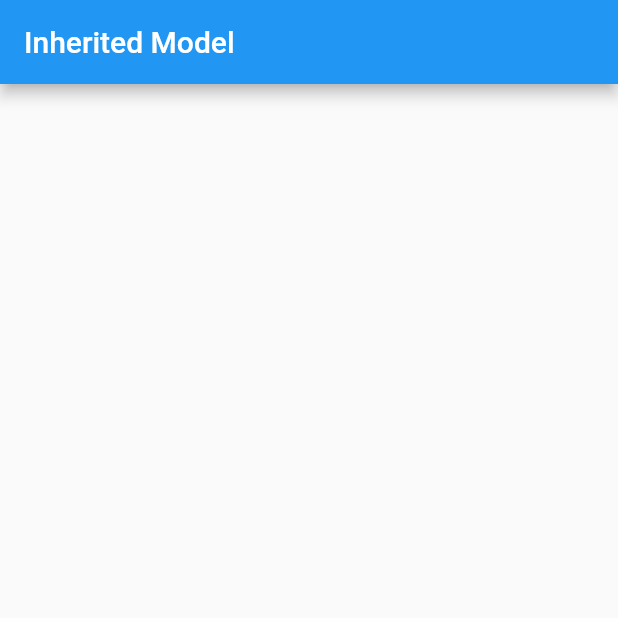
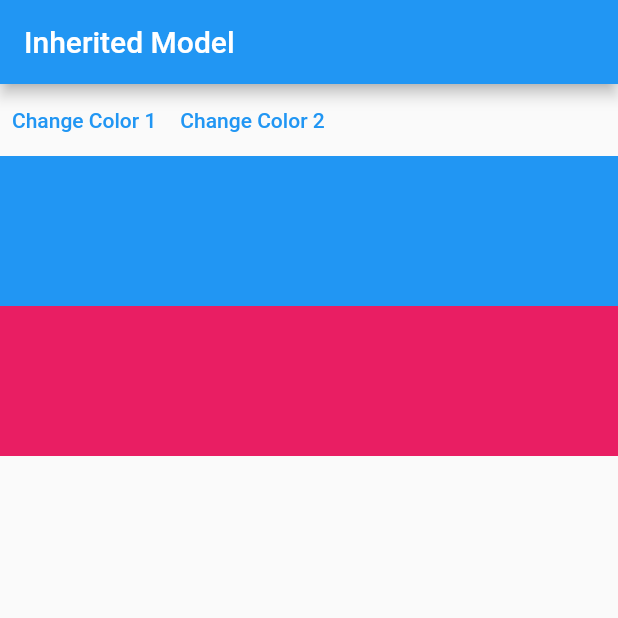
Before and after one commit to naveenyadav530/contack_book, a Flutter app: the screen it shows after launch, on a phone screen of 412 x 824 dp, the top half of it. Run offline on Flutter 3.47's test engine with Material 2 defaults, Android fonts, the light colour scheme and no system bars.

Commit message:
code updated for color change

```diff
--- a/lib/main.dart
+++ b/lib/main.dart
@@ -1,3 +1,6 @@
+import 'dart:math';
+
+import 'dart:developer' as devtools show log;
 import 'package:flutter/material.dart';
 
 void main() {
@@ -28,13 +31,126 @@ class ContactsList extends StatefulWidget {
 }
 
 class _ContactsListState extends State<ContactsList> {
+  var color1 = Colors.blue;
+  var color2 = Colors.pink;
   @override
   Widget build(BuildContext context) {
     return Scaffold(
       appBar: AppBar(
         title: const Text("Inherited Model"),
       ),
-      body: Container(),
+      body: AvailableColorsWidget(
+        color1: color1,
+        color2: color2,
+        child: Column(
+          children: [
+            Row(
+              children: [
+                TextButton(
+                  onPressed: () {
+                    setState(() {
+                      color1 = colors.getRandomColor();
+                    });
+                  },
+                  child: Text("Change Color 1"),
+                ),
+                TextButton(
+                  onPressed: () {
+                    setState(() {
+                      color2 = colors.getRandomColor();
+                    });
+                  },
+                  child: const Text("Change Color 2"),
+                ),
+              ],
+            ),
+            const ColorWidget(color: AvailableColors.one),
+            const ColorWidget(color: AvailableColors.two),
+          ],
+        ),
+      ),
     );
   }
 }
+
+class ColorWidget extends StatelessWidget {
+  const ColorWidget({super.key, required this.color});
+  final AvailableColors color;
+
+  @override
+  Widget build(BuildContext context) {
+    switch (color) {
+      case AvailableColors.one:
+        devtools.log("Color 1");
+        break;
+      case AvailableColors.two:
+        devtools.log("Color 2");
+        break;
+    }
+    final provider = AvailableColorsWidget.of(context, color);
+
+    return Container(
+      height: 100,
+      color: color == AvailableColors.one ? provider.color1 : provider.color2,
+    );
+  }
+}
+
+class AvailableColorsWidget extends InheritedModel<AvailableColors> {
+  final MaterialColor color1;
+  final MaterialColor color2;
+
+  const AvailableColorsWidget(
+      {Key? key,
+      required this.color1,
+      required this.color2,
+      required Widget child})
+      : super(key: key, child: child);
+
+  @override
+  bool updateShouldNotify(covariant AvailableColorsWidget oldWidget) {
+    devtools.log("update should notify");
+    return color1 != oldWidget.color1 || color2 != oldWidget.color2;
+  }
+
+  @override
+  bool updateShouldNotifyDependent(covariant AvailableColorsWidget oldWidget,
+      Set<AvailableColors> dependencies) {
+    devtools.log("updateShouldNotifyDependent");
+
+    ///check which value is changed
+    if (dependencies.contains(AvailableColors.one) &&
+        color1 != oldWidget.color1) {
+      return true;
+    }
+    if (dependencies.contains(AvailableColors.two) &&
+        color2 != oldWidget.color2) {
+      return true;
+    }
+    return false;
+  }
+
+  ///allow to fetch data  to the children widgets
+  static AvailableColorsWidget of(
+      BuildContext context, AvailableColors aspect) {
+    return InheritedModel.inheritFrom<AvailableColorsWidget>(context,
+        aspect: aspect)!;
+  }
+}
+
+final colors = [
+  Colors.red,
+  Colors.black,
+  Colors.pink,
+  Colors.amber,
+  Colors.blueAccent
+];
+
+enum AvailableColors { one, two }
+
+extension RandomElement<T> on Iterable<T> {
+  ///when any list, set , queue is accessed with this
+  ///then it will return the element which is present in the list randomly
+  ///nextInt will generate int value between 0 to length of passed collection
+  getRandomColor() => elementAt(Random().nextInt(length));
+}
```
